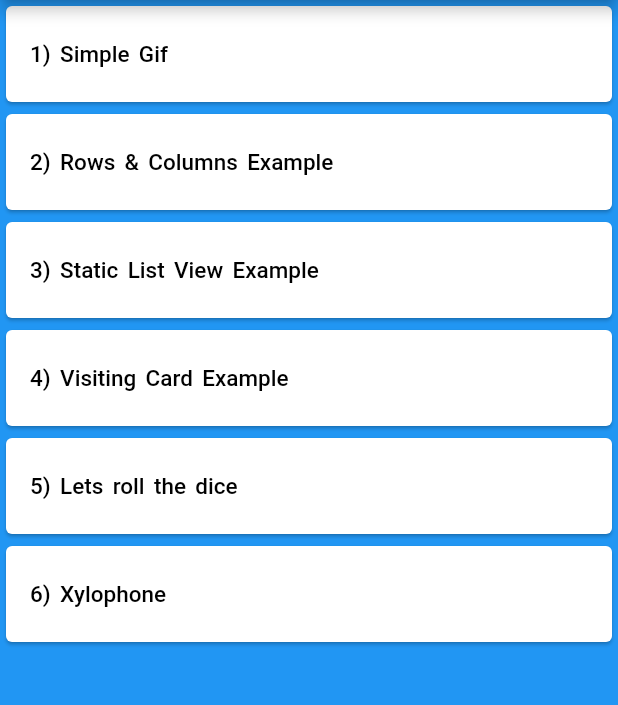
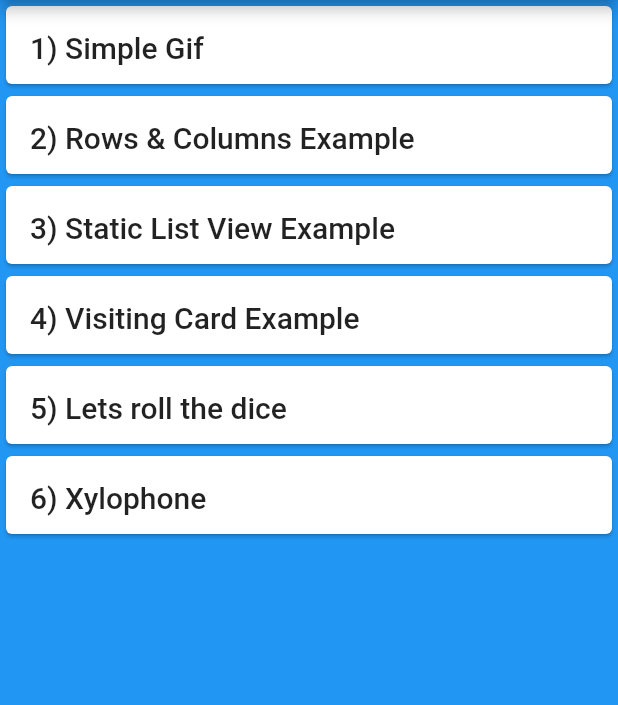
Before and after one commit to mrsahibsingh/Flutter-Demo-Application, a Flutter app: the screen it shows after launch, on a phone screen of 412 x 824 dp, the part 84-789 px from its top. Run offline on Flutter 3.47's test engine with Material 2 defaults, Android fonts, the light colour scheme and no system bars; our stand-ins replace audioplayers, google_fonts.

Commit message:
Replacing file based fonts with Google Font library, Replaced ButtonBar and FlatButton with Card ListTile and items height adjusted through itemExtent in dynamic ListView.

```diff
--- a/lib/main.dart
+++ b/lib/main.dart
@@ -11,7 +11,6 @@ class MainPage extends StatelessWidget {
   Widget build(BuildContext context) {
     return MaterialApp(
       debugShowCheckedModeBanner: false,
-      title: "SampleApp",
       home: Scaffold(
         backgroundColor: Constants.scaffoldBgColor,
         appBar: ReusableWidgets.getAppBar(),
--- a/lib/widgets.dart
+++ b/lib/widgets.dart
@@ -1,9 +1,46 @@
 import 'dart:math';
-
 import 'package:audioplayers/audio_cache.dart';
 import 'package:flutter/material.dart';
+import 'package:google_fonts/google_fonts.dart';
+import 'constants.dart';
 
-import 'constants.dart';
+/// Dynamic list view example
+class DynamicListView extends StatelessWidget {
+  @override
+  Widget build(BuildContext context) {
+    Constants.addListViewItems();
+    return Container(
+      child: ListView.builder(
+        itemCount: Constants.itemCount,
+        itemExtent: 60.0, //height of each item.
+        itemBuilder: buildDynamicListViewBody,
+      ),
+    );
+  }
+}
+
+/// Method to build Dynamic List View Body
+/// Used in DynamicListView class
+Widget buildDynamicListViewBody(BuildContext ctxt, int index) {
+  return new Card(
+    child: ListTile(
+      onTap: () {
+        Navigator.push(
+          ctxt,
+          MaterialPageRoute(
+            builder: (context) {
+              return SecondPage(Constants.listItems[index].link);
+            },
+          ),
+        );
+      },
+      title: Text(
+        "${(index + 1).toString()}) ${Constants.listItems[index].name}",
+        style: Theme.of(ctxt).textTheme.headline6,
+      ),
+    ),
+  );
+}
 
 class ReusableWidgets {
   static getAppBar() {
@@ -129,16 +166,15 @@ class ContactCard extends StatelessWidget {
         ),
         Text(
           "Sahib Singh",
-          style: TextStyle(
-              fontSize: 40.0,
-              color: Colors.white,
-              fontWeight: FontWeight.bold,
-              fontFamily: "Pacifico"),
+          style: GoogleFonts.pacifico(
+            fontSize: 40.0,
+            color: Colors.white,
+            fontWeight: FontWeight.bold,
+          ),
         ),
         Text(
           "FLUTTER DEVELOPER",
-          style: TextStyle(
-            fontFamily: "SourceSanPro",
+          style: GoogleFonts.sourceSansPro(
             color: Colors.teal.shade100,
             fontSize: 25,
             fontWeight: FontWeight.bold,
@@ -162,8 +198,7 @@ class ContactCard extends StatelessWidget {
             ),
             title: Text(
               "+91 987 654 321",
-              style: TextStyle(
-                fontFamily: "SourceSanPro",
+              style: GoogleFonts.sourceSansPro(
                 fontSize: 20.0,
                 color: Colors.blue,
               ),
@@ -179,8 +214,7 @@ class ContactCard extends StatelessWidget {
             ),
             title: Text(
               "example@mail.com",
-              style: TextStyle(
-                fontFamily: "SourceSanPro",
+              style: GoogleFonts.sourceSansPro(
                 fontSize: 20.0,
                 color: Colors.blue,
               ),
@@ -190,51 +224,6 @@ class ContactCard extends StatelessWidget {
       ],
     );
   }
-}
-
-/// Dynamic list view example
-class DynamicListView extends StatelessWidget {
-  @override
-  Widget build(BuildContext context) {
-    Constants obj = new Constants.addListViewItems();
-    return Container(
-      child: ListView.builder(
-          itemCount: Constants.itemCount,
-          itemBuilder: (context, index) =>
-              buildDynamicListViewBody(context, index)),
-    );
-  }
-}
-
-/// Method to build Dynamic List View Body
-/// Used in DynamicListView class
-Widget buildDynamicListViewBody(BuildContext ctxt, int index) {
-  return new Card(
-    child: new ButtonBar(
-      alignment: MainAxisAlignment.start,
-      children: <Widget>[
-        FlatButton(
-          onPressed: () {
-            Navigator.push(
-              ctxt,
-              MaterialPageRoute(
-                builder: (context) {
-                  return SecondPage(Constants.listItems[index].link);
-                },
-              ),
-            );
-          },
-          child: Text(
-            "${(index + 1).toString()}) ${Constants.listItems[index].name}",
-            style: TextStyle(
-              wordSpacing: 2.5,
-              fontSize: 15,
-            ),
-          ),
-        ),
-      ],
-    ),
-  );
 }
 
 /// Simply returning a second page
```
Also changed, not shown: pubspec.yaml (+1 -8 lines), assets/fonts/Pacifico-Regular.ttf (deleted), assets/fonts/SourceSansPro-Regular.ttf (deleted), 1 other file.
